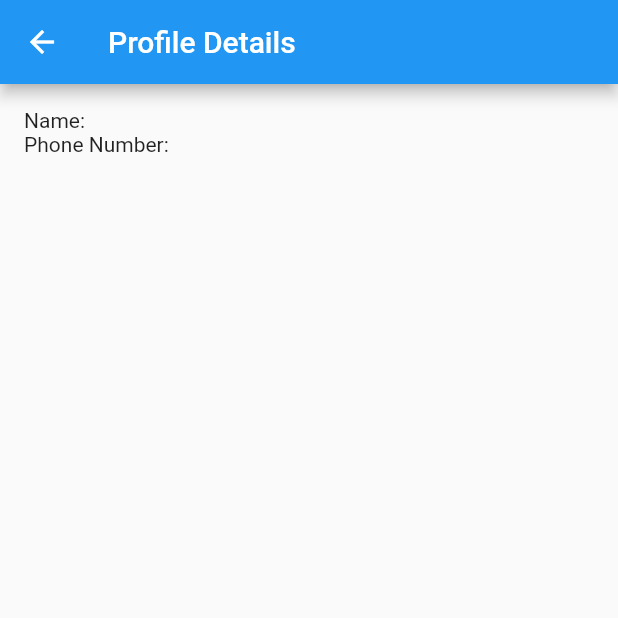
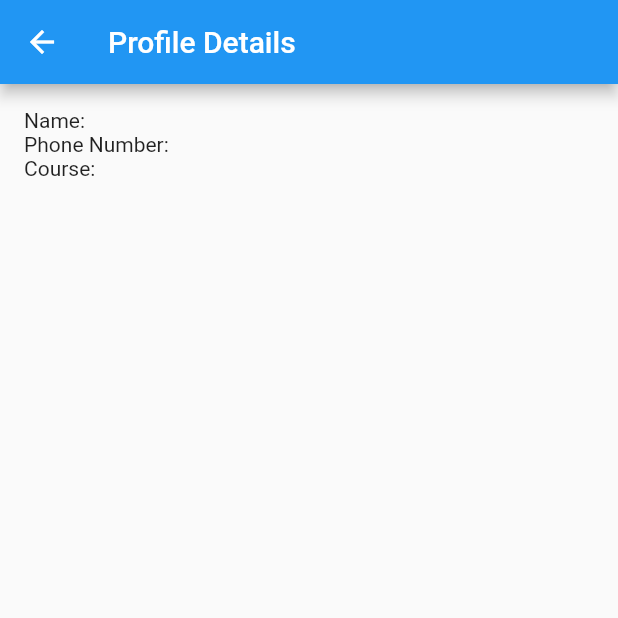
Before and after one commit to Danishaisar/CRUD-ICT602, a Flutter app: the EditProfileScreen screen opened directly with empty values, after a tap on "Save Profile", on a phone screen of 412 x 824 dp, the top half of it. Run offline on Flutter 3.47's test engine with Material 2 defaults, Android fonts, the phone set to English and light mode, and no system bars; our stand-ins replace cloud_firestore, firebase_auth, firebase_core, fluttertoast; accounts and stored records are empty.

Commit message:
Update EditProfile.dart

```diff
--- a/lib/EditProfile.dart
+++ b/lib/EditProfile.dart
@@ -1,5 +1,3 @@
-// ignore_for_file: unnecessary_null_comparison
-
 import 'package:flutter/material.dart';
 import 'package:firebase_auth/firebase_auth.dart';
 import 'package:cloud_firestore/cloud_firestore.dart';
@@ -7,8 +5,9 @@ import 'package:cloud_firestore/cloud_firestore.dart';
 class ProfileDisplayScreen extends StatelessWidget {
   final String name;
   final String phone;
+  final String course; // New field for the course
 
-  ProfileDisplayScreen(this.name, this.phone);
+  ProfileDisplayScreen(this.name, this.phone, this.course);
 
   @override
   Widget build(BuildContext context) {
@@ -23,6 +22,7 @@ class ProfileDisplayScreen extends StatelessWidget {
           children: <Widget>[
             Text('Name: $name'),
             Text('Phone Number: $phone'),
+            Text('Course: $course'), // Display the course information
           ],
         ),
       ),
@@ -42,6 +42,8 @@ class EditProfileScreen extends StatefulWidget {
 class _EditProfileScreenState extends State<EditProfileScreen> {
   TextEditingController nameController = TextEditingController();
   TextEditingController phoneController = TextEditingController();
+  TextEditingController courseController =
+      TextEditingController(); // New controller for the course
 
   @override
   void initState() {
@@ -52,10 +54,7 @@ class _EditProfileScreenState extends State<EditProfileScreen> {
 
   void _retrieveProfileData() {
     if (widget.user != null) {
-      // Get the user's UID
       String userUid = widget.user.uid;
-
-      // Create a reference to the user's document in the Firestore 'users' collection
       var userRef = FirebaseFirestore.instance.collection('users').doc(userUid);
 
       userRef.get().then((DocumentSnapshot snapshot) {
@@ -63,16 +62,19 @@ class _EditProfileScreenState extends State<EditProfileScreen> {
           var userData = snapshot.data() as Map<String, dynamic>;
           String name = userData['name'];
           String phone = userData['phone'];
+          String course = userData['course'] ??
+              ''; // Retrieve course and provide default value if null
           bool isDeleted = userData['isDeleted'] ?? false;
 
           setState(() {
             nameController.text = name;
             phoneController.text = phone;
+            courseController.text = course;
 
             if (isDeleted) {
-              // If the profile is marked as deleted, clear the text fields
               nameController.clear();
               phoneController.clear();
+              courseController.clear();
             }
           });
         }
@@ -83,43 +85,38 @@ class _EditProfileScreenState extends State<EditProfileScreen> {
   void _updateProfile() async {
     String newName = nameController.text;
     String newPhone = phoneController.text;
+    String newCourse = courseController.text; // Get the course
 
-    // Ensure that the user is signed in
     if (widget.user != null) {
-      // Get the user's UID
       String userUid = widget.user.uid;
-
-      // Create a reference to the user's document in the Firestore 'users' collection
       var userRef = FirebaseFirestore.instance.collection('users').doc(userUid);
 
       try {
         await userRef.set({
           'name': newName,
           'phone': newPhone,
+          'course': newCourse, // Save the course in Firestore
         });
 
-        // Show a success message
         ScaffoldMessenger.of(context).showSnackBar(SnackBar(
           content: Text('Profile updated successfully'),
         ));
 
-        // Update the displayed profile information
         setState(() {
           nameController.text = newName;
           phoneController.text = newPhone;
+          courseController.text = newCourse;
         });
 
-        // Navigate to the ProfileDisplayScreen and pass the user's name and phone number
         Navigator.push(
           context,
           MaterialPageRoute(
             builder: (context) =>
-                ProfileDisplayScreen(newName, newPhone), // Pass name and phone
+                ProfileDisplayScreen(newName, newPhone, newCourse),
           ),
         );
       } catch (e) {
         print('Error updating profile: $e');
-        // Handle the error
       }
     } else {
       // Handle the case where the user is not signed in
@@ -127,27 +124,22 @@ class _EditProfileScreenState extends State<EditProfileScreen> {
   }
 
   void _deleteProfile() async {
-    // Ensure that the user is signed in
     if (widget.user != null) {
       try {
-        // Update the isDeleted flag in the database instead of deleting
         String userUid = widget.user.uid;
         var userRef =
             FirebaseFirestore.instance.collection('users').doc(userUid);
         await userRef.update({
-          'isDeleted': true, // Set the isDeleted flag to true
+          'isDeleted': true,
         });
 
-        // Show a success message
         ScaffoldMessenger.of(context).showSnackBar(SnackBar(
           content: Text('Profile has been deleted from the app.'),
         ));
 
-        // Navigate back to a previous screen, e.g., the login screen
         Navigator.pop(context);
       } catch (e) {
         print('Error deleting profile: $e');
-        // Handle the error
       }
     } else {
       // Handle the case where the user is not signed in
@@ -175,6 +167,12 @@ class _EditProfileScreenState extends State<EditProfileScreen> {
               decoration: InputDecoration(labelText: 'Phone Number'),
             ),
             SizedBox(height: 20),
+            TextField(
+              controller: courseController,
+              decoration: InputDecoration(
+                  labelText: 'Course'), // New TextField for the course
+            ),
+            SizedBox(height: 20),
             ElevatedButton(
               onPressed: _updateProfile,
               child: Text('Save Profile'),
@@ -183,20 +181,20 @@ class _EditProfileScreenState extends State<EditProfileScreen> {
             ElevatedButton(
               onPressed: _deleteProfile,
               style: ElevatedButton.styleFrom(
-                primary: Colors.red, // Set the button color to red
+                primary: Colors.red,
               ),
               child: Text('Delete Profile'),
             ),
             SizedBox(height: 20),
             ElevatedButton(
               onPressed: () {
-                // Navigate to the ProfileDisplayScreen and pass the user's name and phone number
                 Navigator.push(
                   context,
                   MaterialPageRoute(
                     builder: (context) => ProfileDisplayScreen(
                         nameController.text,
-                        phoneController.text), // Pass name and phone
+                        phoneController.text,
+                        courseController.text), // Pass name, phone, and course
                   ),
                 );
               },
```
